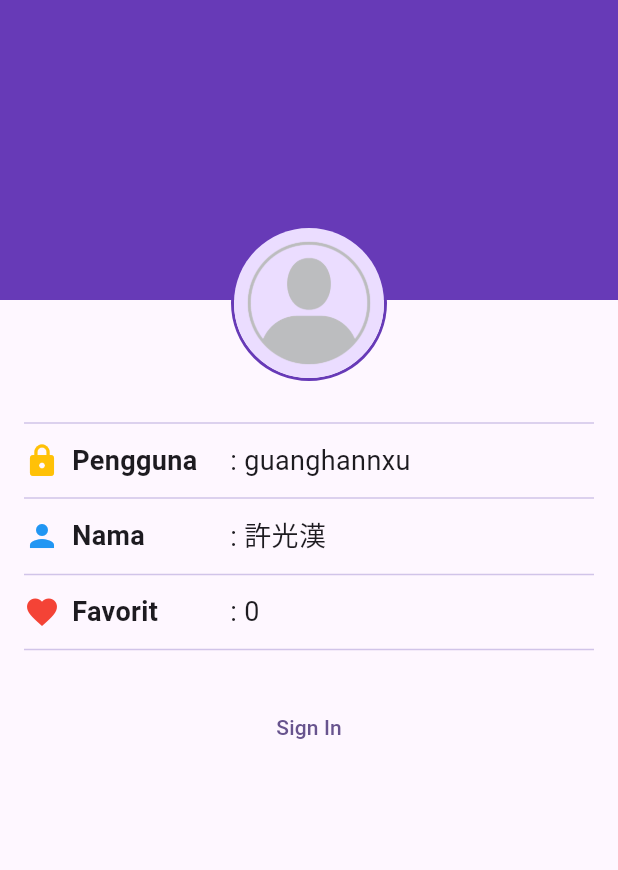
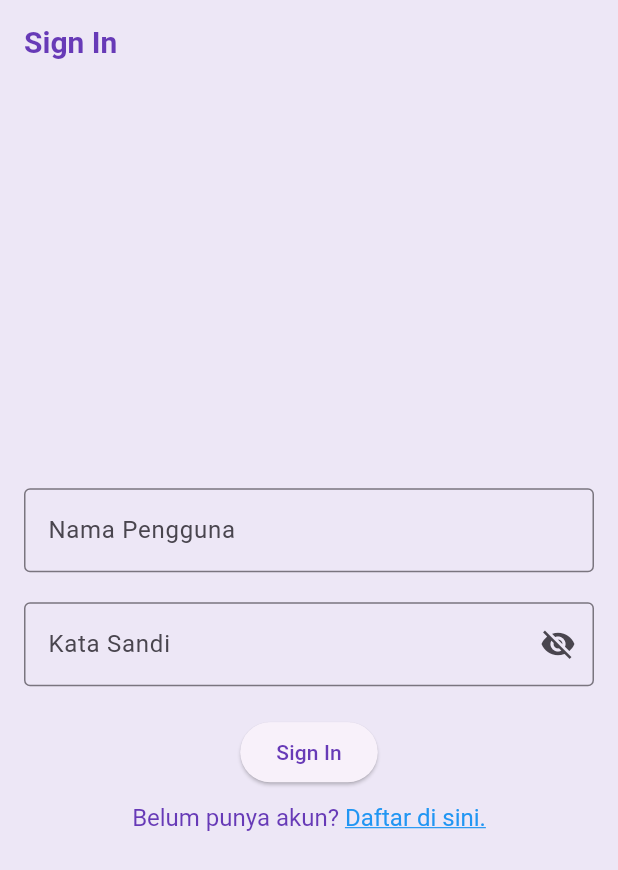
Before and after one commit to 2024-2025-Gasal-PABI-SI52/project-wisata-candi-Callisyaaaaa, a Flutter app: the screen it shows after launch, on a phone screen of 412 x 824 dp. Shown: the top 870 px of the screen. Run offline on Flutter 3.47's test engine with Material 3 defaults, Android fonts, the phone set to English and light mode, and no system bars.

Commit message:
commit 6
commit 6

```diff
--- a/wisata_candi/lib/main.dart
+++ b/wisata_candi/lib/main.dart
@@ -2,6 +2,7 @@ import 'package:flutter/material.dart';
 import 'package:wisata_candi/data/candi_data.dart';
 import 'package:wisata_candi/screens/detail_screen.dart';
 import 'package:wisata_candi/screens/profile_screen.dart';
+import 'package:wisata_candi/screens/signin_screen.dart';
 
 void main() {
   runApp(const MainApp());
@@ -15,10 +16,23 @@ class MainApp extends StatelessWidget {
     return MaterialApp(
       title: 'Wisata Candi',
       theme: ThemeData(
-          colorScheme: ColorScheme.fromSeed(seedColor: Colors.deepPurple),
+          appBarTheme: const AppBarTheme(
+            iconTheme: IconThemeData(color: Colors.deepPurple),
+            titleTextStyle: TextStyle(
+              color: Colors.deepPurple,
+              fontSize: 20,
+              fontWeight: FontWeight.bold,
+            ),
+          ),
+          colorScheme:
+              ColorScheme.fromSeed(seedColor: Colors.deepPurple).copyWith(
+            primary: Colors.deepPurple,
+            surface: Colors.deepPurple[50],
+          ),
           useMaterial3: true),
       //home: DetailScreen( candi: candiList[0],),
-      home: ProfileScreen(),
+      //home: ProfileScreen(),
+      home: SigninScreen(),
     );
   }
 }
--- a/wisata_candi/lib/screens/profile_screen.dart
+++ b/wisata_candi/lib/screens/profile_screen.dart
@@ -1,4 +1,4 @@
-import 'dart:ffi';
+//import 'dart:ffi';
 
 import 'package:flutter/material.dart';
 
--- /dev/null
+++ b/wisata_candi/lib/screens/signin_screen.dart
@@ -0,0 +1,93 @@
+import 'package:flutter/material.dart';
+import 'package:flutter/gestures.dart';
+
+class SigninScreen extends StatelessWidget {
+  SigninScreen({super.key});
+
+  final TextEditingController _usernameController = TextEditingController();
+  final TextEditingController _passwordController = TextEditingController();
+
+  String _errorText = '';
+  bool _isSignIn = false;
+  bool _obscurePassword = true;
+
+  @override
+  Widget build(BuildContext context) {
+    return Scaffold(
+      // APP BAR
+      appBar: AppBar(
+        title: const Text('Sign In'),
+      ),
+      // BODY
+      body: Center(
+        child: Padding(
+          padding: const EdgeInsets.all(16),
+          child: Form(
+              child: Column(
+            mainAxisAlignment: MainAxisAlignment.center,
+            crossAxisAlignment: CrossAxisAlignment.center,
+            children: [
+              TextFormField(
+                controller: _usernameController,
+                decoration: const InputDecoration(
+                  labelText: 'Nama Pengguna',
+                  hintText: 'Masukan Nama Pengguna',
+                  border: OutlineInputBorder(),
+                ),
+              ),
+              const SizedBox(height: 20),
+              TextFormField(
+                controller: _passwordController,
+                decoration: InputDecoration(
+                  labelText: 'Kata Sandi',
+                  hintText: 'Masukan Kata Sandi',
+                  border: const OutlineInputBorder(),
+                  errorText: _errorText.isNotEmpty ? _errorText : null,
+                  suffixIcon: IconButton(
+                    onPressed: () {},
+                    icon: Icon(
+                      _obscurePassword
+                          ? Icons.visibility_off
+                          : Icons.visibility,
+                    ),
+                  ),
+                ),
+                obscureText: _obscurePassword,
+              ),
+              const SizedBox(
+                height: 20,
+              ),
+              ElevatedButton(
+                onPressed: () {},
+                child: const Text('Sign In'),
+              ),
+              const SizedBox(
+                height: 10,
+              ),
+              //TextButton(
+              //onPressed: () {},
+              //child: Text('Belum Punya Akun? Daftar di sini.'),
+              //),
+              RichText(
+                  text: TextSpan(
+                      text: 'Belum punya akun? ',
+                      style: const TextStyle(
+                          fontSize: 16, color: Colors.deepPurple),
+                      children: [
+                    TextSpan(
+                      text: 'Daftar di sini.',
+                      style: const TextStyle(
+                        fontSize: 16,
+                        color: Colors.blue,
+                        decoration: TextDecoration.underline,
+                      ),
+                      recognizer: TapGestureRecognizer()..onTap = () {},
+                    )
+                  ]))
+            ],
+          )),
+        ),
+      ),
+    );
+  }
+}
```
